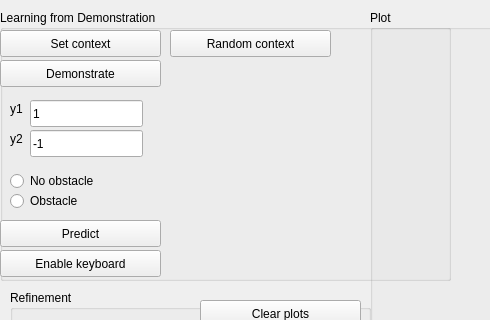
fmeccanici/thesis_workspace, file promp_demo_2d/2d_demo_gui.ui: the form before one commit; both pictures show x 0 to 490 and y 0 to 320 of the 1198 by 933 pixel window.
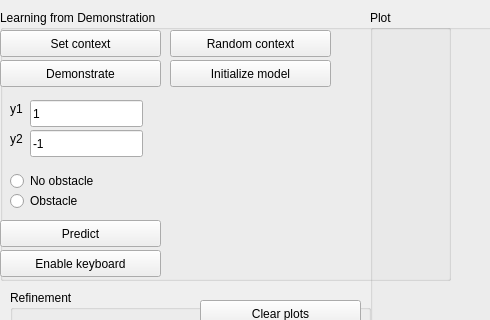
The form after the commit.

```diff
--- a/promp_demo_2d/2d_demo_gui.ui
+++ b/promp_demo_2d/2d_demo_gui.ui
@@ -184,6 +184,19 @@
       <string>Random context</string>
      </property>
     </widget>
+    <widget class="QPushButton" name="pushButton_11">
+     <property name="geometry">
+      <rect>
+       <x>170</x>
+       <y>50</y>
+       <width>161</width>
+       <height>27</height>
+      </rect>
+     </property>
+     <property name="text">
+      <string>Initialize model</string>
+     </property>
+    </widget>
     <zorder>lineEdit_3</zorder>
     <zorder>label_3</zorder>
     <zorder>radioButton_6</zorder>
```
Left out of the diff: 1 changed line with no effect on the pictures.
